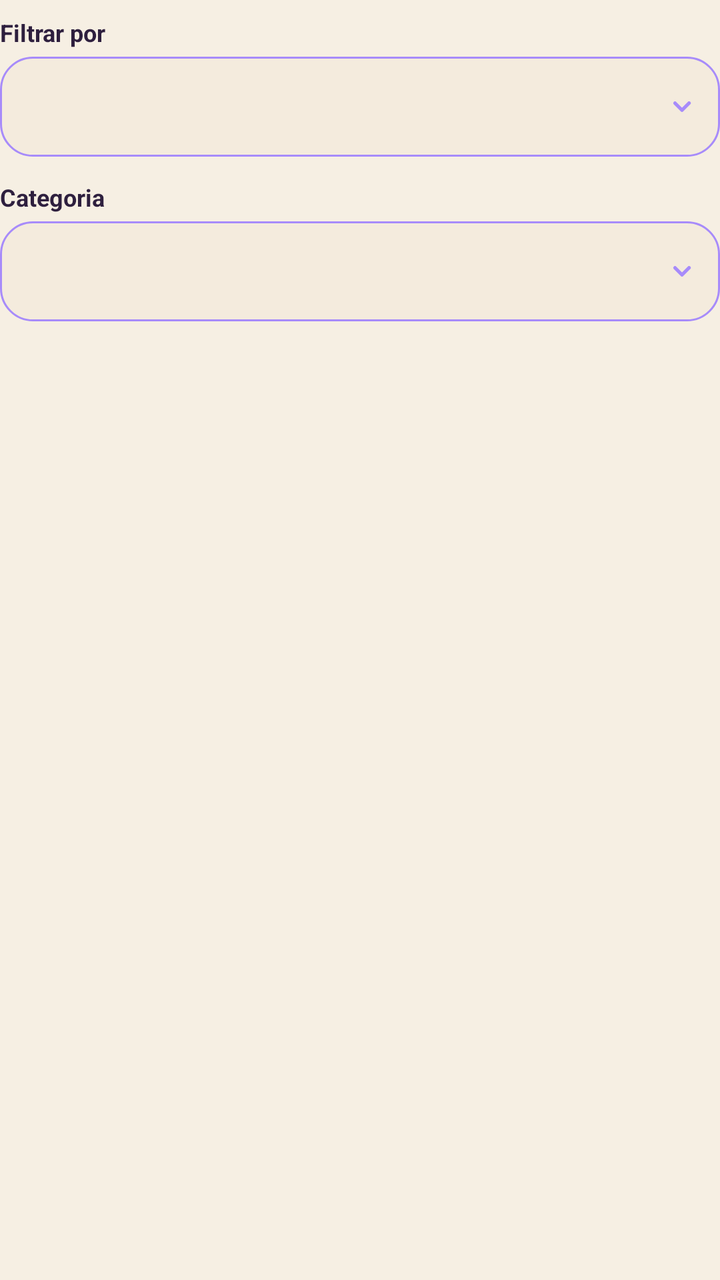
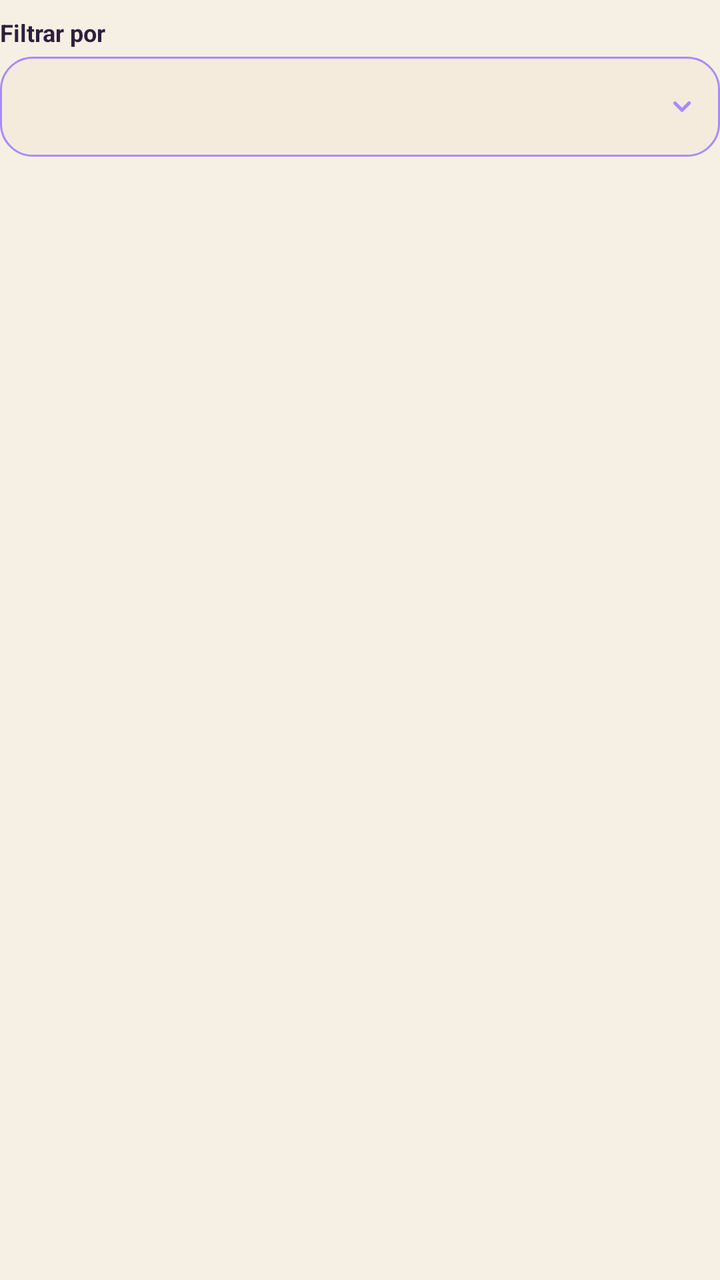

The first picture is an Android layout as it rendered before a commit; the second is the same layout after the commit. The layout source and the unified diff follow.
<!-- AndroidManifest.xml: application theme Theme.FlatShare -->
<!-- res/layout/dialog_filters.xml -->
<?xml version="1.0" encoding="utf-8"?>
<LinearLayout xmlns:android="http://schemas.android.com/apk/res/android"
    android:layout_width="match_parent"
    android:layout_height="wrap_content"
    android:orientation="vertical"
    android:paddingTop="8dp"
    android:paddingBottom="4dp">

    <TextView
        android:layout_width="match_parent"
        android:layout_height="wrap_content"
        android:text="Filtrar por"
        android:textColor="@color/text_light"
        android:textSize="12sp"
        android:textStyle="bold" />

    <Spinner
        android:id="@+id/filterModeSpinner"
        android:layout_width="match_parent"
        android:layout_height="50dp"
        android:layout_marginTop="4dp"
        android:background="@drawable/bg_select_dark_round"
        android:paddingHorizontal="12dp"
        android:popupBackground="@drawable/bg_spinner_popup"
        android:spinnerMode="dropdown" />

    <LinearLayout
        android:id="@+id/filterCategoryRow"
        android:layout_width="match_parent"
        android:layout_height="wrap_content"
        android:layout_marginTop="12dp"
        android:orientation="vertical">

        <TextView
            android:layout_width="match_parent"
            android:layout_height="wrap_content"
            android:text="Categoria"
            android:textColor="@color/text_light"
            android:textSize="12sp"
            android:textStyle="bold" />

        <Spinner
            android:id="@+id/filterCategorySpinner"
            android:layout_width="match_parent"
            android:layout_height="50dp"
            android:layout_marginTop="4dp"
            android:background="@drawable/bg_select_dark_round"
            android:paddingHorizontal="12dp"
            android:popupBackground="@drawable/bg_spinner_popup"
            android:spinnerMode="dropdown" />
    </LinearLayout>

    <LinearLayout
        android:id="@+id/filterPersonRow"
        android:layout_width="match_parent"
        android:layout_height="wrap_content"
        android:layout_marginTop="12dp"
        android:orientation="vertical"
        android:visibility="gone">

        <TextView
            android:layout_width="match_parent"
            android:layout_height="wrap_content"
            android:text="Persona"
            android:textColor="@color/text_light"
            android:textSize="12sp"
            android:textStyle="bold" />

        <Spinner
            android:id="@+id/filterPersonSpinner"
            android:layout_width="match_parent"
            android:layout_height="50dp"
            android:layout_marginTop="4dp"
            android:background="@drawable/bg_select_dark_round"
            android:paddingHorizontal="12dp"
            android:popupBackground="@drawable/bg_spinner_popup"
            android:spinnerMode="dropdown" />
    </LinearLayout>

    <LinearLayout
        android:id="@+id/filterDateRow"
        android:layout_width="match_parent"
        android:layout_height="wrap_content"
        android:layout_marginTop="12dp"
        android:orientation="vertical"
        android:visibility="gone">

        <TextView
            android:layout_width="match_parent"
            android:layout_height="wrap_content"
            android:text="Fecha (DD/MM/AAAA)"
            android:textColor="@color/text_light"
            android:textSize="12sp"
            android:textStyle="bold" />

        <EditText
            android:id="@+id/filterDateEt"
            android:layout_width="match_parent"
            android:layout_height="wrap_content"
            android:layout_marginTop="4dp"
            android:background="@drawable/bg_input_dark_round"
            android:focusable="false"
            android:hint="Ejemplo: 13/05/2026"
            android:inputType="date"
            android:paddingHorizontal="16dp"
            android:paddingVertical="12dp"
            android:textColor="@color/text_light"
            android:textColorHint="@color/text_muted" />
    </LinearLayout>

</LinearLayout>
<!-- resources referenced by this layout -->
<resources>
  <color name="text_light">#2E1F3E</color>
  <color name="text_muted">#5F4A75</color>
  <!-- drawable bg_input_dark_round (drawable) -->
  <?xml version="1.0" encoding="utf-8"?>
  <shape xmlns:android="http://schemas.android.com/apk/res/android"
      android:shape="rectangle">
      <corners android:radius="16dp" />
      <solid android:color="@color/surface_chip" />
      <stroke
          android:width="1dp"
          android:color="@color/divider_soft" />
  </shape>
  <!-- drawable bg_select_dark_round (drawable) -->
  <?xml version="1.0" encoding="utf-8"?>
  <layer-list xmlns:android="http://schemas.android.com/apk/res/android">
      <item>
          <shape android:shape="rectangle">
              <corners android:radius="16dp" />
              <solid android:color="@color/surface_dark_alt" />
              <stroke
                  android:width="1dp"
                  android:color="@color/primary_green_bright" />
          </shape>
      </item>
  
      <item
          android:width="14dp"
          android:height="14dp"
          android:end="12dp"
          android:gravity="end|center_vertical"
          android:drawable="@drawable/ic_select_chevron_down" />
  </layer-list>
  <!-- drawable bg_spinner_popup (drawable) -->
  <?xml version="1.0" encoding="utf-8"?>
  <shape xmlns:android="http://schemas.android.com/apk/res/android" android:shape="rectangle">
      <solid android:color="@color/surface_dark_alt" />
      <corners android:radius="14dp" />
      <stroke android:width="1dp" android:color="@color/divider_soft" />
  </shape>
  <style name="Theme.FlatShare" parent="Theme.Material3.Light.NoActionBar">
          <item name="colorPrimary">@color/primary_green</item>
          <item name="colorOnPrimary">@color/on_primary_green</item>
          <item name="colorSecondary">@color/surface_dark_alt</item>
          <item name="android:colorBackground">@color/bg_deep_green</item>
          <item name="colorSurface">@color/surface_dark</item>
          <item name="colorOnSurface">@color/text_light</item>
          <item name="android:textColorPrimary">@color/text_light</item>
          <item name="android:textColorSecondary">@color/text_muted</item>
          <item name="colorControlNormal">@color/text_light</item>
          <item name="android:statusBarColor">@color/bg_deep_green</item>
          <item name="android:navigationBarColor">@color/bg_deep_green</item>
      </style>
  <color name="surface_chip">#FFFDFB</color>
  <color name="divider_soft">#B79AD9</color>
  <color name="surface_dark_alt">#F4EBDD</color>
  <color name="primary_green_bright">#A78BFA</color>
  <!-- drawable ic_select_chevron_down (drawable) -->
  <?xml version="1.0" encoding="utf-8"?>
  <vector xmlns:android="http://schemas.android.com/apk/res/android"
      android:width="12dp"
      android:height="12dp"
      android:viewportWidth="12"
      android:viewportHeight="12">
      <path
          android:fillColor="@color/primary_green_bright"
          android:pathData="M2.47,3.97a0.75,0.75 0,0 1,1.06 0L6,6.44l2.47,-2.47a0.75,0.75 0,1 1,1.06 1.06L6.53,8.03a0.75,0.75 0,0 1,-1.06 0L2.47,5.03a0.75,0.75 0,0 1,0 -1.06z" />
  </vector>
  <color name="primary_green">#7C3AED</color>
  <color name="on_primary_green">#FFFFFF</color>
  <color name="bg_deep_green">#F6EFE3</color>
  <color name="surface_dark">#FFFCF8</color>
</resources>

<!-- the commit's change to res/layout/dialog_filters.xml (unified diff, before → after) -->
@@ -23,32 +23,6 @@
         android:paddingHorizontal="12dp"
         android:popupBackground="@drawable/bg_spinner_popup"
         android:spinnerMode="dropdown" />
-
-    <LinearLayout
-        android:id="@+id/filterCategoryRow"
-        android:layout_width="match_parent"
-        android:layout_height="wrap_content"
-        android:layout_marginTop="12dp"
-        android:orientation="vertical">
-
-        <TextView
-            android:layout_width="match_parent"
-            android:layout_height="wrap_content"
-            android:text="Categoria"
-            android:textColor="@color/text_light"
-            android:textSize="12sp"
-            android:textStyle="bold" />
-
-        <Spinner
-            android:id="@+id/filterCategorySpinner"
-            android:layout_width="match_parent"
-            android:layout_height="50dp"
-            android:layout_marginTop="4dp"
-            android:background="@drawable/bg_select_dark_round"
-            android:paddingHorizontal="12dp"
-            android:popupBackground="@drawable/bg_spinner_popup"
-            android:spinnerMode="dropdown" />
-    </LinearLayout>
 
     <LinearLayout
         android:id="@+id/filterPersonRow"
